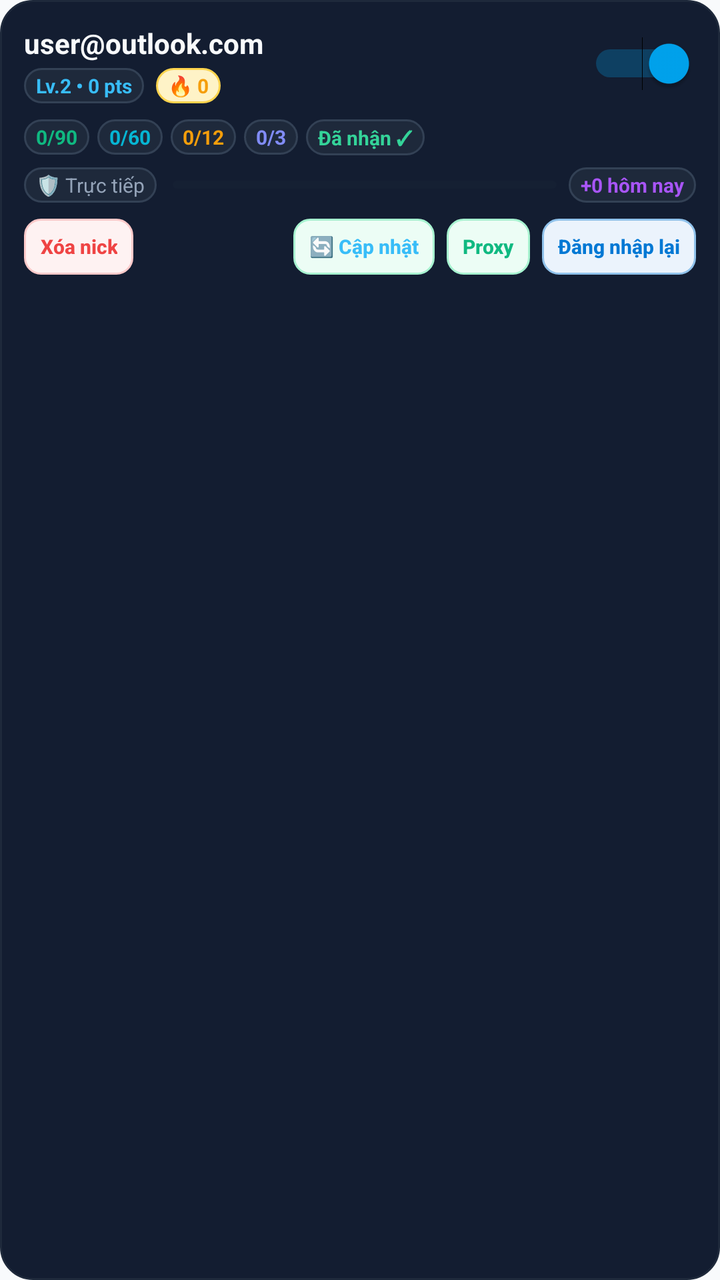
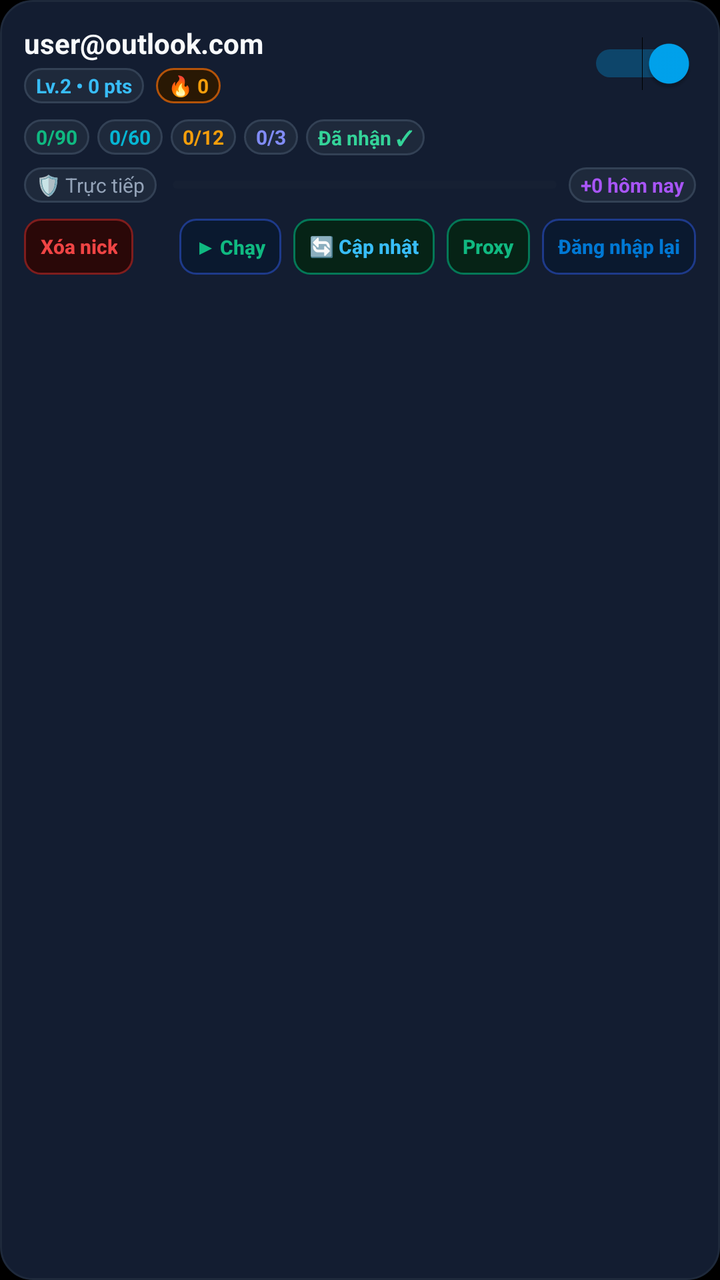

The first picture is an Android layout as it rendered before a commit; the second is the same layout after the commit. The layout source and the unified diff follow.
<!-- AndroidManifest.xml: application theme Theme.RewardsNode -->
<!-- res/layout/item_account.xml -->
<?xml version="1.0" encoding="utf-8"?>
<LinearLayout xmlns:android="http://schemas.android.com/apk/res/android"
    android:id="@+id/rootItemAccount"
    android:layout_width="match_parent"
    android:layout_height="wrap_content"
    android:layout_marginBottom="8dp"
    android:background="@drawable/bg_profile_card_dark"
    android:orientation="vertical"
    android:padding="12dp">

    
    <RelativeLayout
        android:layout_width="match_parent"
        android:layout_height="wrap_content">

        <LinearLayout
            android:layout_width="wrap_content"
            android:layout_height="wrap_content"
            android:layout_alignParentStart="true"
            android:layout_centerVertical="true"
            android:layout_toStartOf="@+id/switchAccountEnabled"
            android:orientation="vertical">

            <TextView
                android:id="@+id/tvAccountEmail"
                android:layout_width="wrap_content"
                android:layout_height="wrap_content"
                android:ellipsize="middle"
                android:singleLine="true"
                android:text="user@outlook.com"
                android:textColor="#F8FAFC"
                android:textSize="14sp"
                android:textStyle="bold" />

            
            <LinearLayout
                android:layout_width="wrap_content"
                android:layout_height="wrap_content"
                android:layout_marginTop="3dp"
                android:orientation="horizontal">

                <TextView
                    android:id="@+id/tvAccountLevelBadge"
                    android:layout_width="wrap_content"
                    android:layout_height="wrap_content"
                    android:background="@drawable/bg_pill_dark"
                    android:paddingHorizontal="6dp"
                    android:paddingVertical="2dp"
                    android:text="Lv.2 • 0 pts"
                    android:textColor="#38BDF8"
                    android:textSize="10sp"
                    android:textStyle="bold" />

                <TextView
                    android:id="@+id/tvAccountStreak"
                    android:layout_width="wrap_content"
                    android:layout_height="wrap_content"
                    android:layout_marginStart="6dp"
                    android:background="@drawable/bg_badge_gold"
                    android:paddingHorizontal="6dp"
                    android:paddingVertical="2dp"
                    android:text="🔥 0"
                    android:textColor="@color/badge_gold"
                    android:textSize="10sp"
                    android:textStyle="bold" />

            </LinearLayout>

        </LinearLayout>

        
        <Switch
            android:id="@+id/switchAccountEnabled"
            android:layout_width="wrap_content"
            android:layout_height="wrap_content"
            android:layout_alignParentEnd="true"
            android:layout_centerVertical="true"
            android:checked="true" />

    </RelativeLayout>

    
    <LinearLayout
        android:layout_width="match_parent"
        android:layout_height="wrap_content"
        android:layout_marginTop="8dp"
        android:gravity="center_vertical"
        android:orientation="horizontal">

        <TextView
            android:id="@+id/tvPcBadge"
            android:layout_width="wrap_content"
            android:layout_height="wrap_content"
            android:layout_marginEnd="4dp"
            android:background="@drawable/bg_pill_dark"
            android:paddingHorizontal="6dp"
            android:paddingVertical="2dp"
            android:text="0/90"
            android:textColor="#10B981"
            android:textSize="10sp"
            android:textStyle="bold" />

        <TextView
            android:id="@+id/tvMobBadge"
            android:layout_width="wrap_content"
            android:layout_height="wrap_content"
            android:layout_marginEnd="4dp"
            android:background="@drawable/bg_pill_dark"
            android:paddingHorizontal="6dp"
            android:paddingVertical="2dp"
            android:text="0/60"
            android:textColor="#06B6D4"
            android:textSize="10sp"
            android:textStyle="bold" />

        <TextView
            android:id="@+id/tvEdgeBadge"
            android:layout_width="wrap_content"
            android:layout_height="wrap_content"
            android:layout_marginEnd="4dp"
            android:background="@drawable/bg_pill_dark"
            android:paddingHorizontal="6dp"
            android:paddingVertical="2dp"
            android:text="0/12"
            android:textColor="#F59E0B"
            android:textSize="10sp"
            android:textStyle="bold" />

        <TextView
            android:id="@+id/tvDailySetBadge"
            android:layout_width="wrap_content"
            android:layout_height="wrap_content"
            android:layout_marginEnd="4dp"
            android:background="@drawable/bg_pill_dark"
            android:paddingHorizontal="6dp"
            android:paddingVertical="2dp"
            android:text="0/3"
            android:textColor="#818CF8"
            android:textSize="10sp"
            android:textStyle="bold" />

        <TextView
            android:id="@+id/tvClaimBadge"
            android:layout_width="wrap_content"
            android:layout_height="wrap_content"
            android:background="@drawable/bg_pill_dark"
            android:paddingHorizontal="6dp"
            android:paddingVertical="2dp"
            android:text="Đã nhận ✓"
            android:textColor="#34D399"
            android:textSize="10sp"
            android:textStyle="bold" />

    </LinearLayout>

    
    <LinearLayout
        android:layout_width="match_parent"
        android:layout_height="wrap_content"
        android:layout_marginTop="6dp"
        android:gravity="center_vertical"
        android:orientation="horizontal">

        <TextView
            android:id="@+id/tvProxyChip"
            android:layout_width="wrap_content"
            android:layout_height="wrap_content"
            android:background="@drawable/bg_pill_dark"
            android:ellipsize="end"
            android:maxWidth="130dp"
            android:paddingHorizontal="6dp"
            android:paddingVertical="2dp"
            android:singleLine="true"
            android:text="🛡️ Trực tiếp"
            android:textColor="#94A3B8"
            android:textSize="10sp" />

        <ProgressBar
            android:id="@+id/pbAccountProgress"
            style="?android:attr/progressBarStyleHorizontal"
            android:layout_width="0dp"
            android:layout_height="4dp"
            android:layout_marginStart="8dp"
            android:layout_weight="1"
            android:max="35"
            android:progress="0"
            android:progressBackgroundTint="#1E293B"
            android:progressTint="#10B981" />

        <TextView
            android:id="@+id/tvDeltaToday"
            android:layout_width="wrap_content"
            android:layout_height="wrap_content"
            android:layout_marginStart="6dp"
            android:background="@drawable/bg_pill_dark"
            android:paddingHorizontal="6dp"
            android:paddingVertical="2dp"
            android:text="+0 hôm nay"
            android:textColor="#A855F7"
            android:textSize="10sp"
            android:textStyle="bold" />

    </LinearLayout>

    
    <LinearLayout
        android:layout_width="match_parent"
        android:layout_height="wrap_content"
        android:layout_marginTop="8dp"
        android:gravity="center_vertical"
        android:orientation="horizontal">

        <Button
            android:id="@+id/btnDeleteAccount"
            android:layout_width="wrap_content"
            android:layout_height="28dp"
            android:background="@drawable/bg_micro_pill_err"
            android:minWidth="0dp"
            android:minHeight="28dp"
            android:paddingHorizontal="8dp"
            android:stateListAnimator="@null"
            android:text="Xóa nick"
            android:textAllCaps="false"
            android:textColor="@color/pill_err"
            android:textSize="10sp"
            android:textStyle="bold" />

        <View
            android:layout_width="0dp"
            android:layout_height="1dp"
            android:layout_weight="1" />

        <Button
            android:id="@+id/btnRefreshPoints"
            android:layout_width="wrap_content"
            android:layout_height="28dp"
            android:layout_marginEnd="6dp"
            android:background="@drawable/bg_micro_pill_net"
            android:minWidth="0dp"
            android:minHeight="28dp"
            android:paddingHorizontal="8dp"
            android:stateListAnimator="@null"
            android:text="🔄 Cập nhật"
            android:textAllCaps="false"
            android:textColor="#38BDF8"
            android:textSize="10sp"
            android:textStyle="bold" />

        <Button
            android:id="@+id/btnEditProxy"
            android:layout_width="wrap_content"
            android:layout_height="28dp"
            android:layout_marginEnd="6dp"
            android:background="@drawable/bg_micro_pill_net"
            android:minWidth="0dp"
            android:minHeight="28dp"
            android:paddingHorizontal="8dp"
            android:stateListAnimator="@null"
            android:text="Proxy"
            android:textAllCaps="false"
            android:textColor="@color/pill_net"
            android:textSize="10sp"
            android:textStyle="bold" />

        <Button
            android:id="@+id/btnAuth"
            android:layout_width="wrap_content"
            android:layout_height="28dp"
            android:background="@drawable/bg_micro_pill_all"
            android:minWidth="0dp"
            android:minHeight="28dp"
            android:paddingHorizontal="8dp"
            android:stateListAnimator="@null"
            android:text="Đăng nhập lại"
            android:textAllCaps="false"
            android:textColor="@color/edge_blue"
            android:textSize="10sp"
            android:textStyle="bold" />

    </LinearLayout>

    
    <TextView android:id="@+id/tvBasketPc" android:layout_width="0dp" android:layout_height="0dp" android:visibility="gone" />
    <TextView android:id="@+id/tvBasketMobile" android:layout_width="0dp" android:layout_height="0dp" android:visibility="gone" />
    <TextView android:id="@+id/tvBasketEdge" android:layout_width="0dp" android:layout_height="0dp" android:visibility="gone" />
    <TextView android:id="@+id/tvAccountProgress" android:layout_width="0dp" android:layout_height="0dp" android:visibility="gone" />
    <TextView android:id="@+id/tvAccountProxy" android:layout_width="0dp" android:layout_height="0dp" android:visibility="gone" />

</LinearLayout>
<!-- resources referenced by this layout -->
<resources>
  <color name="badge_gold">#F59E0B</color>
  <color name="edge_blue">#0078D4</color>
  <color name="pill_err">#EF4444</color>
  <color name="pill_net">#10B981</color>
  <!-- drawable bg_badge_gold (drawable) -->
  <?xml version="1.0" encoding="utf-8"?>
  <shape xmlns:android="http://schemas.android.com/apk/res/android"
      android:shape="rectangle">
      <solid android:color="@color/badge_gold_bg" />
      <corners android:radius="@dimen/corner_radius_md" />
      <stroke
          android:width="1dp"
          android:color="@color/badge_gold_border" />
  </shape>
  <!-- drawable bg_micro_pill_all (drawable) -->
  <?xml version="1.0" encoding="utf-8"?>
  <ripple xmlns:android="http://schemas.android.com/apk/res/android"
      android:color="#200078D4">
      <item>
          <shape android:shape="rectangle">
              <solid android:color="@color/pill_all_bg" />
              <corners android:radius="8dp" />
              <stroke
                  android:width="1dp"
                  android:color="@color/pill_all_border" />
          </shape>
      </item>
  </ripple>
  <!-- drawable bg_micro_pill_err (drawable) -->
  <?xml version="1.0" encoding="utf-8"?>
  <ripple xmlns:android="http://schemas.android.com/apk/res/android"
      android:color="#20EF4444">
      <item>
          <shape android:shape="rectangle">
              <solid android:color="@color/pill_err_bg" />
              <corners android:radius="8dp" />
              <stroke
                  android:width="1dp"
                  android:color="@color/pill_err_border" />
          </shape>
      </item>
  </ripple>
  <!-- drawable bg_micro_pill_net (drawable) -->
  <?xml version="1.0" encoding="utf-8"?>
  <ripple xmlns:android="http://schemas.android.com/apk/res/android"
      android:color="#2010B981">
      <item>
          <shape android:shape="rectangle">
              <solid android:color="@color/pill_net_bg" />
              <corners android:radius="8dp" />
              <stroke
                  android:width="1dp"
                  android:color="@color/pill_net_border" />
          </shape>
      </item>
  </ripple>
  <!-- drawable bg_pill_dark (drawable) -->
  <?xml version="1.0" encoding="utf-8"?>
  <shape xmlns:android="http://schemas.android.com/apk/res/android"
      android:shape="rectangle">
      <solid android:color="#1E293B" />
      <corners android:radius="12dp" />
      <stroke android:width="1dp" android:color="#334155" />
  </shape>
  <!-- drawable bg_profile_card_dark (drawable) -->
  <?xml version="1.0" encoding="utf-8"?>
  <shape xmlns:android="http://schemas.android.com/apk/res/android"
      android:shape="rectangle">
      <solid android:color="#131D31" />
      <corners android:radius="16dp" />
      <stroke android:width="1dp" android:color="#1E293B" />
  </shape>
  <style name="Theme.RewardsNode" parent="@android:style/Theme.DeviceDefault.Light.NoActionBar">
          <item name="android:colorPrimary">@color/primary</item>
          <item name="android:colorPrimaryDark">@color/primary_dark</item>
          <item name="android:colorAccent">@color/accent</item>
          <item name="android:statusBarColor">@color/primary_dark</item>
          <item name="android:windowBackground">@color/background</item>
      </style>
  <color name="badge_gold_bg">#FEF3C7</color>
  <dimen name="corner_radius_md">12dp</dimen>
  <color name="badge_gold_border">#FCD34D</color>
  <color name="pill_all_bg">#EBF3FC</color>
  <color name="pill_all_border">#90C2EB</color>
  <color name="pill_err_bg">#FEF2F2</color>
  <color name="pill_err_border">#FECACA</color>
  <color name="pill_net_bg">#ECFDF5</color>
  <color name="pill_net_border">#A7F3D0</color>
  <color name="primary">#0078D4</color>
  <color name="primary_dark">#005A9E</color>
  <color name="accent">#00A4EF</color>
  <color name="background">#F8FAFC</color>
</resources>

<!-- the commit's change to res/layout/item_account.xml (unified diff, before → after) -->
@@ -231,6 +231,22 @@
             android:layout_weight="1" />
 
         <Button
+            android:id="@+id/btnRunSingle"
+            android:layout_width="wrap_content"
+            android:layout_height="28dp"
+            android:layout_marginEnd="6dp"
+            android:background="@drawable/bg_micro_pill_all"
+            android:minWidth="0dp"
+            android:minHeight="28dp"
+            android:paddingHorizontal="8dp"
+            android:stateListAnimator="@null"
+            android:text="▶ Chạy"
+            android:textAllCaps="false"
+            android:textColor="#10B981"
+            android:textSize="10sp"
+            android:textStyle="bold" />
+
+        <Button
             android:id="@+id/btnRefreshPoints"
             android:layout_width="wrap_content"
             android:layout_height="28dp"
<!-- resource entries referenced after the edit -->
@@ -72,25 +72,25 @@
       <corners android:radius="16dp" />
       <stroke android:width="1dp" android:color="#1E293B" />
   </shape>
-  <style name="Theme.RewardsNode" parent="@android:style/Theme.DeviceDefault.Light.NoActionBar">
-          <item name="android:colorPrimary">@color/primary</item>
-          <item name="android:colorPrimaryDark">@color/primary_dark</item>
-          <item name="android:colorAccent">@color/accent</item>
-          <item name="android:statusBarColor">@color/primary_dark</item>
-          <item name="android:windowBackground">@color/background</item>
+  <style name="Theme.RewardsNode" parent="@android:style/Theme.DeviceDefault.NoActionBar">
+          <item name="android:colorPrimary">@color/edge_blue</item>
+          <item name="android:colorPrimaryDark">@color/amoled_black</item>
+          <item name="android:colorAccent">@color/bing_cyan</item>
+          <item name="android:statusBarColor">@color/amoled_black</item>
+          <item name="android:navigationBarColor">@color/amoled_black</item>
+          <item name="android:windowBackground">@color/amoled_black</item>
+          <item name="android:colorBackground">@color/amoled_black</item>
       </style>
-  <color name="badge_gold_bg">#FEF3C7</color>
+  <color name="badge_gold_bg">#291804</color>
   <dimen name="corner_radius_md">12dp</dimen>
-  <color name="badge_gold_border">#FCD34D</color>
-  <color name="pill_all_bg">#EBF3FC</color>
-  <color name="pill_all_border">#90C2EB</color>
-  <color name="pill_err_bg">#FEF2F2</color>
-  <color name="pill_err_border">#FECACA</color>
-  <color name="pill_net_bg">#ECFDF5</color>
-  <color name="pill_net_border">#A7F3D0</color>
-  <color name="primary">#0078D4</color>
-  <color name="primary_dark">#005A9E</color>
-  <color name="accent">#00A4EF</color>
-  <color name="background">#F8FAFC</color>
+  <color name="badge_gold_border">#B45309</color>
+  <color name="pill_all_bg">#0A192F</color>
+  <color name="pill_all_border">#1E3A8A</color>
+  <color name="pill_err_bg">#2A0808</color>
+  <color name="pill_err_border">#7F1D1D</color>
+  <color name="pill_net_bg">#062316</color>
+  <color name="pill_net_border">#047857</color>
+  <color name="amoled_black">#000000</color>
+  <color name="bing_cyan">#00A4EF</color>
 </resources>
 
